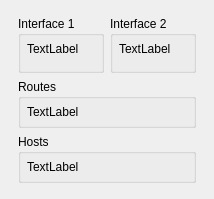
This is src/VMTD/VMTD/engine/VMTDConfiguratorForm.ui in ekushko/qt-vxlan-mtd-old as Qt 5 draws it before an edit. The edited form follows.
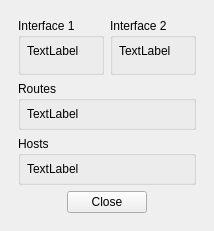
This is the edited form. Icons and pictures are not drawn.

```diff
--- a/src/VMTD/VMTD/engine/VMTDConfiguratorForm.ui
+++ b/src/VMTD/VMTD/engine/VMTDConfiguratorForm.ui
@@ -7,7 +7,7 @@
     <x>0</x>
     <y>0</y>
     <width>214</width>
-    <height>199</height>
+    <height>231</height>
    </rect>
   </property>
   <property name="windowTitle">
@@ -221,6 +221,46 @@
           </layout>
          </widget>
         </item>
+        <item>
+         <layout class="QHBoxLayout" name="hl_2">
+          <property name="topMargin">
+           <number>0</number>
+          </property>
+          <item>
+           <spacer name="_7">
+            <property name="orientation">
+             <enum>Qt::Horizontal</enum>
+            </property>
+            <property name="sizeHint" stdset="0">
+             <size>
+              <width>40</width>
+              <height>20</height>
+             </size>
+            </property>
+           </spacer>
+          </item>
+          <item>
+           <widget class="QPushButton" name="pbClose">
+            <property name="text">
+             <string>Close</string>
+            </property>
+           </widget>
+          </item>
+          <item>
+           <spacer name="_8">
+            <property name="orientation">
+             <enum>Qt::Horizontal</enum>
+            </property>
+            <property name="sizeHint" stdset="0">
+             <size>
+              <width>40</width>
+              <height>20</height>
+             </size>
+            </property>
+           </spacer>
+          </item>
+         </layout>
+        </item>
        </layout>
       </widget>
      </item>
```
